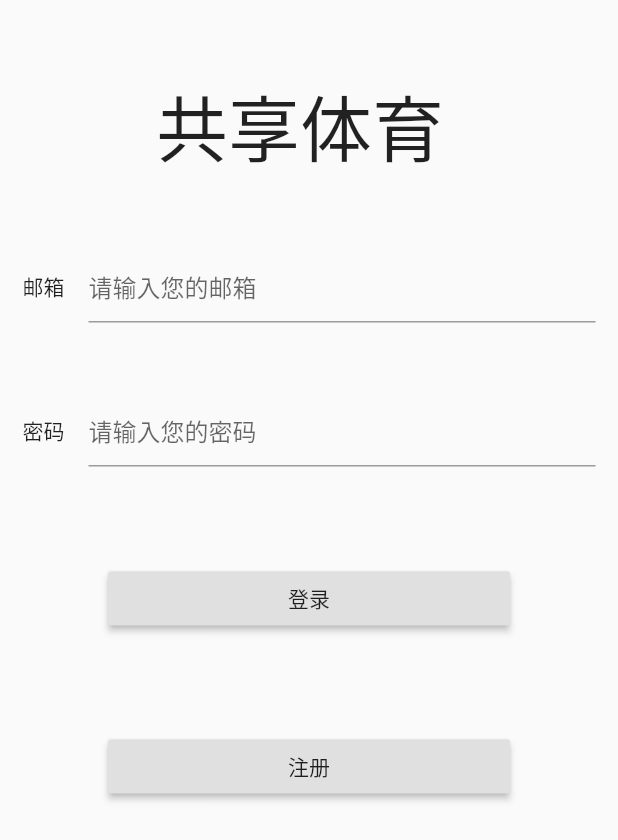
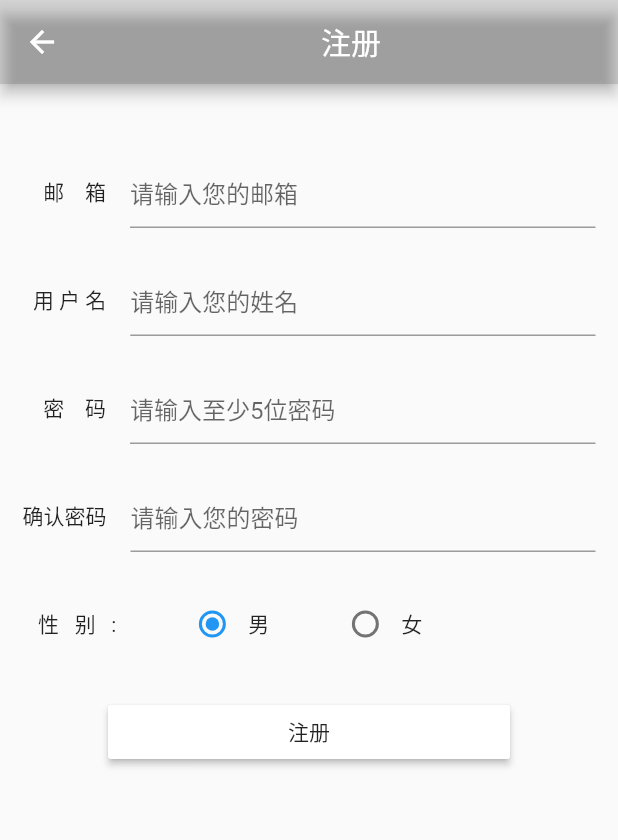
Before and after one commit to Solomon-8/exercise, a Flutter app: the screen it shows after launch, after a tap on "注册", on a phone screen of 412 x 824 dp. Shown: the top 840 px of the screen. Run offline on Flutter 3.47's test engine with Material 2 defaults, Android fonts, the phone set to English and light mode, and no system bars; our stand-ins replace sqflite; accounts and stored records are empty; network calls fail.

Commit message:
完成注册逻辑

```diff
--- a/lib/RegisterPage.dart
+++ b/lib/RegisterPage.dart
@@ -0,0 +1,168 @@
+import 'dart:async';
+import 'dart:convert';
+import 'package:http/http.dart' as http;
+import 'package:exercise/DatabaseHelper.dart';
+import 'package:exercise/main.dart';
+import 'package:flutter/material.dart';
+
+
+
+
+class RegisterPage extends StatefulWidget{
+    @override
+    State<StatefulWidget> createState() {
+        return new RegisterWidget();
+    }
+
+}
+
+
+class RegisterWidget extends State<RegisterPage>{
+    final GlobalKey<FormState> _formKey = new GlobalKey<FormState>();
+    final GlobalKey<ScaffoldState> _scaffoldKey = new GlobalKey<ScaffoldState>();
+    final GlobalKey<FormFieldState<String>> _passwordForm = new GlobalKey<FormFieldState<String>>();
+    String email;
+    String username;
+    String password;
+    String retryPassword;
+    int gender = 0;
+    bool _autovalidate = false;
+    @override
+    Widget build(BuildContext context) {
+        return new Scaffold(
+            appBar: new AppBar(title: new Center(child: new Text("注册",),),backgroundColor: Colors.black12,),
+            body: new Form(
+                key: _formKey,
+                autovalidate: _autovalidate,
+                child: new SingleChildScrollView(
+                    child: new Column(
+                        children: <Widget>[
+                            new TextFormField(
+                                decoration: const InputDecoration(
+                                    border: const UnderlineInputBorder(),
+                                    icon: const Text("    邮    箱"),
+                                    hintText: '请输入您的邮箱',
+                                ),
+                                onSaved: (String value){
+                                    email = value;
+                                },
+                                keyboardType: TextInputType.emailAddress,
+                            ),
+                            const SizedBox(height: 24.0,),
+                            new TextFormField(
+                                decoration: const InputDecoration(
+                                    border: const UnderlineInputBorder(),
+                                    icon: const Text("  用 户 名"),
+                                    hintText: '请输入您的姓名',
+                                ),
+                                onSaved: (String value){
+                                    username = value;
+                                },
+                                keyboardType: TextInputType.emailAddress,
+                            ),
+                            const SizedBox(height: 24.0,),
+                            new TextFormField(
+                                decoration: const InputDecoration(
+                                    border: const UnderlineInputBorder(),
+                                    icon: const Text("    密    码"),
+                                    hintText: '请输入至少5位密码',
+                                ),
+                                validator: _validatePassword,
+                                key: _passwordForm,
+                                onSaved: (String value){
+                                    password = value;
+                                },
+                                obscureText: true,
+                                keyboardType: TextInputType.emailAddress,
+                            ),
+                            const SizedBox(height: 24.0,),
+                            new TextFormField(
+                                decoration: const InputDecoration(
+                                    border: const UnderlineInputBorder(),
+                                    icon: const Text("确认密码"),
+                                    hintText: '请输入您的密码',
+                                ),
+                                onFieldSubmitted: (String value){
+                                    password = value;
+                                },
+                                obscureText: true,
+                                validator: _validateRetryPassword,
+                                keyboardType: TextInputType.emailAddress,
+                            ),
+                            const SizedBox(height: 24.0,),
+                            new Row(
+                                children: <Widget>[
+                                    new Text("   性   别   :"),
+                                    const SizedBox(width: 40.0,),
+                                    new Radio(value: 0, groupValue: gender, onChanged: _handleSelectBox,),
+                                    new Text("男"),
+                                    const SizedBox(width: 40.0,),
+                                    new Radio(value: 1, groupValue: gender, onChanged: _handleSelectBox),
+                                    new Text("女"),
+                                ],
+                            ),
+                            const SizedBox(height: 24.0,),
+                            new RaisedButton(
+                                onPressed: (){doRegister(context);},
+                                color: Colors.white,
+                                child: new Text("注册"),
+                                padding: const EdgeInsets.only(left: 120.0,right: 120.0),
+                            ),
+                            const SizedBox(height: 24.0,),
+                        ],
+                    ),
+                    padding: const EdgeInsets.only(top: 48.0,left: 15.0,right: 15.0),
+                )
+            ),
+        );
+    }
+
+    String _validatePassword(String value){
+        if(value.isEmpty){
+            return "请输入密码";
+        }else if(value.length < 5){
+            return "至少输入5位数的密码";
+        }else{
+            return null;
+        }
+    }
+
+    String _validateRetryPassword(String value){
+        final FormFieldState<String> formState = _passwordForm.currentState;
+        if (formState.value == null || formState.value.isEmpty)
+            return '请输入密码';
+        if (formState.value != value)
+            return '输入的密码不匹配';
+        return null;
+    }
+
+    void _handleSelectBox(int value){
+        setState((){
+            gender = value;
+        });
+    }
+
+    Future doRegister(context)async {
+        final FormState formState = _formKey.currentState;
+        if(!formState.validate()){
+            _autovalidate = true;
+        }else{
+            formState.save();
+            String register = domain+"/register";
+            String post = json.encode({"email":email,"username":username,"password":password,"gender":gender});
+            print(post);
+            String result;
+            await http.post(register,body: post,headers: {'Content-Type':'application/json'}).then((response){
+                print("Response body : ${response.body}");
+                print("Response Code : ${response.statusCode}");
+                result = response.body;
+            });
+            var response = getFromJson(result);
+            if(response != null && response.success == true){
+                loginApp(response.data);
+            }else{
+                showError(context, response.errMessage);
+            }
+        }
+    }
+}
```
Also changed, not shown: lib/LoginPage.dart (+9 -34 lines), lib/main.dart (+36 -1 lines).
